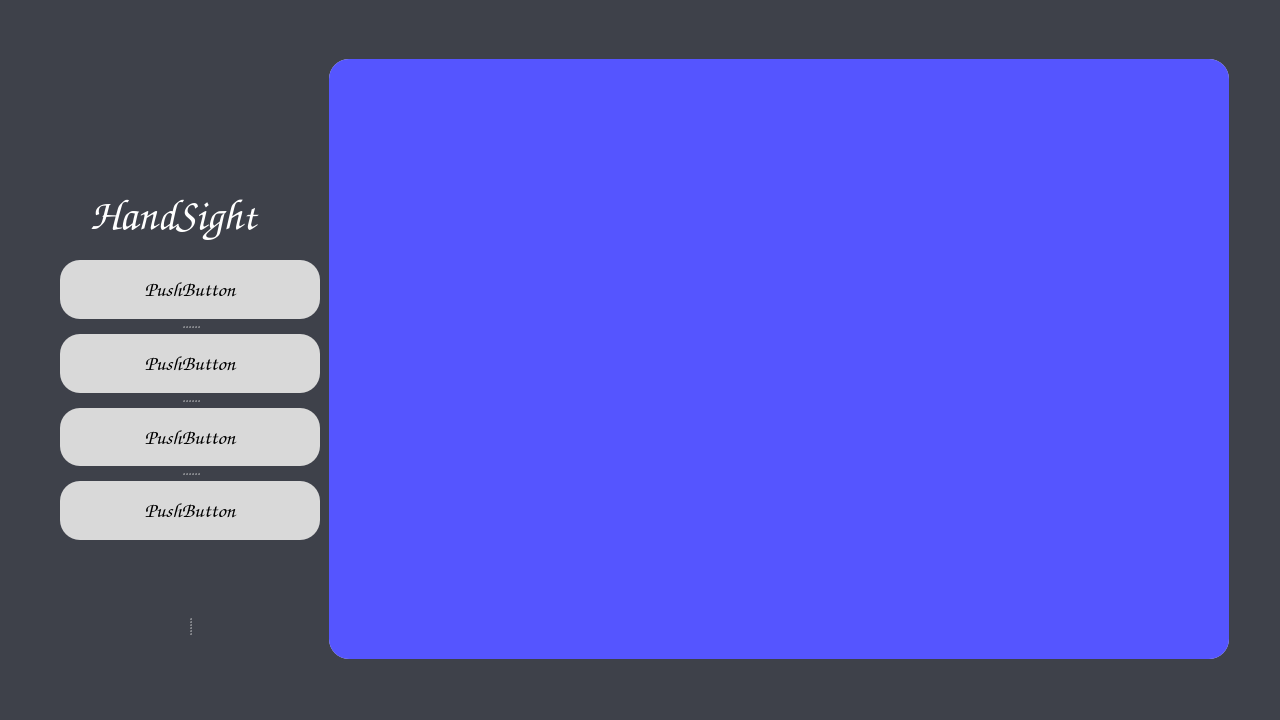
This is src/qt_designer_files/content_window.ui in vergilhimself/HandSight as Qt 5 draws it before an edit. The edited form follows.
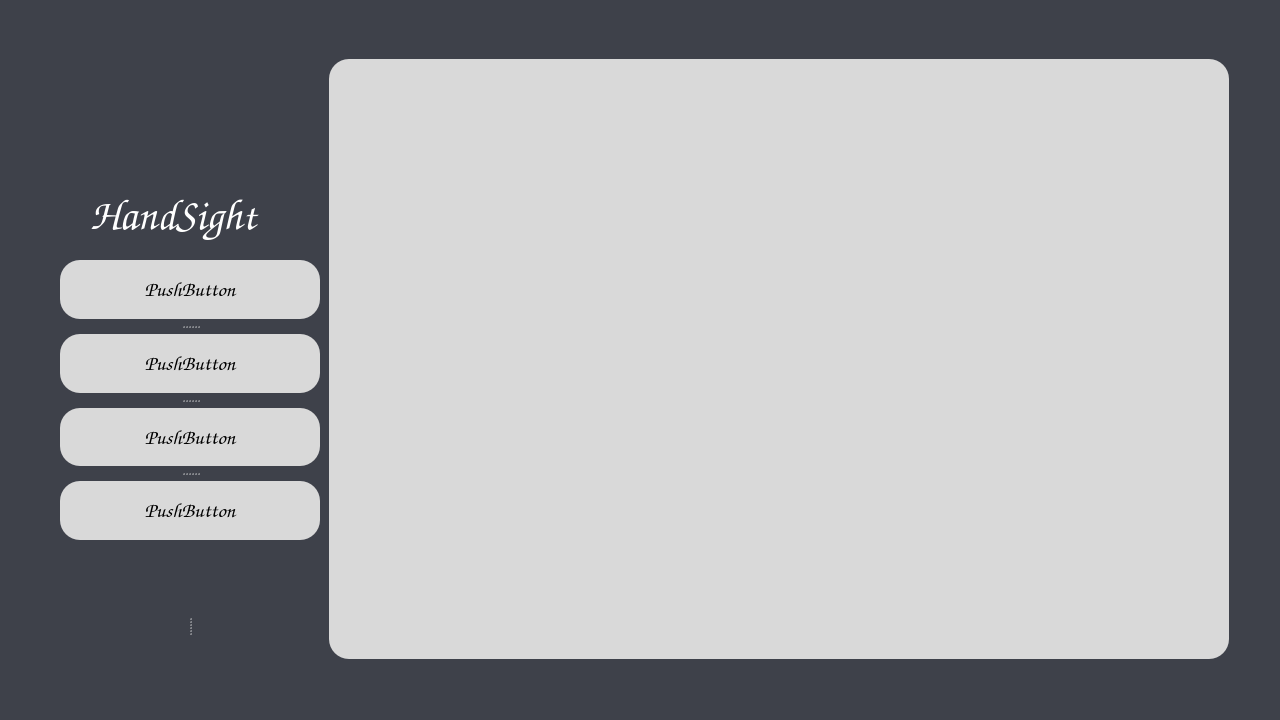
This is the edited form. Icons and pictures are not drawn.

```diff
--- a/src/qt_designer_files/content_window.ui
+++ b/src/qt_designer_files/content_window.ui
@@ -191,16 +191,6 @@
     <property name="currentIndex">
      <number>1</number>
     </property>
-    <widget class="QWidget" name="page">
-     <property name="styleSheet">
-      <string notr="true">background-color: rgb(255, 0, 0);</string>
-     </property>
-    </widget>
-    <widget class="QWidget" name="page_2">
-     <property name="styleSheet">
-      <string notr="true">background-color: rgb(85, 85, 255);</string>
-     </property>
-    </widget>
    </widget>
   </widget>
  </widget>
```
Left out of the diff: 4 changed lines with no effect on the pictures.
